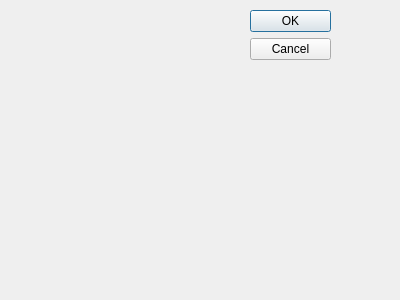
Qt form OutilsTest/test.ui (MaxPhilb/epicArduino) before a commit.
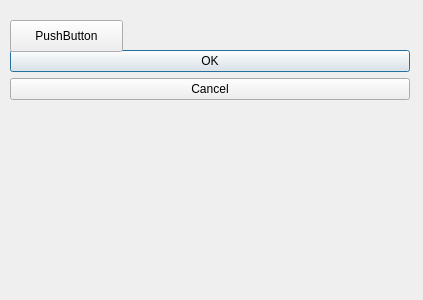
The same form after that commit.

```diff
--- a/OutilsTest/test.ui
+++ b/OutilsTest/test.ui
@@ -6,7 +6,7 @@
    <rect>
     <x>0</x>
     <y>0</y>
-    <width>400</width>
+    <width>423</width>
     <height>300</height>
    </rect>
   </property>
@@ -16,9 +16,9 @@
   <widget class="QDialogButtonBox" name="buttonBox">
    <property name="geometry">
     <rect>
-     <x>250</x>
-     <y>10</y>
-     <width>81</width>
+     <x>10</x>
+     <y>50</y>
+     <width>400</width>
      <height>241</height>
     </rect>
    </property>
@@ -29,6 +29,19 @@
     <set>QDialogButtonBox::Cancel|QDialogButtonBox::Ok</set>
    </property>
   </widget>
+  <widget class="QPushButton" name="loadSelectedButton">
+   <property name="geometry">
+    <rect>
+     <x>10</x>
+     <y>20</y>
+     <width>113</width>
+     <height>32</height>
+    </rect>
+   </property>
+   <property name="text">
+    <string>PushButton</string>
+   </property>
+  </widget>
  </widget>
  <resources/>
  <connections>
```
Left out of the diff: 24 changed lines with no effect on the pictures.
